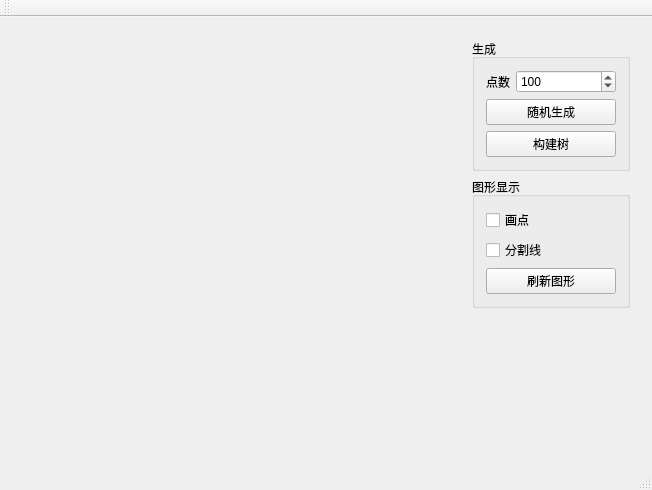
First picture: the form in MainWindow.ui, repository ooklasd/Qt-Quadtree, before the edit.
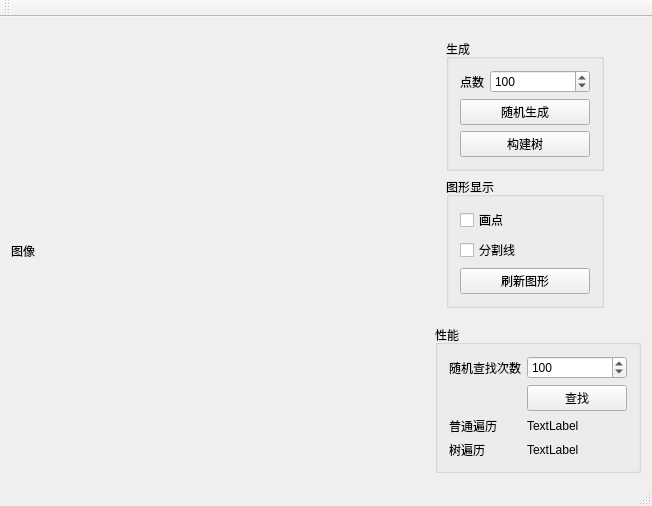
Second picture: the form after the edit.

```diff
--- a/MainWindow.ui
+++ b/MainWindow.ui
@@ -109,10 +109,14 @@
       </layout>
      </widget>
     </item>
-    <item row="0" column="0">
-     <widget class="QWidget" name="widget_2" native="true"/>
+    <item row="0" column="0" rowspan="3">
+     <widget class="QLabel" name="labPaint">
+      <property name="text">
+       <string>图像</string>
+      </property>
+     </widget>
     </item>
-    <item row="1" column="1">
+    <item row="2" column="1">
      <spacer name="verticalSpacer">
       <property name="orientation">
        <enum>Qt::Vertical</enum>
@@ -125,6 +129,79 @@
       </property>
      </spacer>
     </item>
+    <item row="1" column="1">
+     <widget class="QGroupBox" name="groupBox_3">
+      <property name="title">
+       <string>性能</string>
+      </property>
+      <layout class="QGridLayout" name="gridLayout_5">
+       <item row="2" column="1">
+        <widget class="QLabel" name="labForeachTime">
+         <property name="text">
+          <string>TextLabel</string>
+         </property>
+        </widget>
+       </item>
+       <item row="2" column="0">
+        <widget class="QLabel" name="label_6">
+         <property name="text">
+          <string>普通遍历</string>
+         </property>
+        </widget>
+       </item>
+       <item row="3" column="1">
+        <widget class="QLabel" name="labTreeTime">
+         <property name="text">
+          <string>TextLabel</string>
+         </property>
+        </widget>
+       </item>
+       <item row="0" column="0">
+        <widget class="QLabel" name="label_2">
+         <property name="text">
+          <string>随机查找次数</string>
+         </property>
+        </widget>
+       </item>
+       <item row="0" column="1">
+        <widget class="QSpinBox" name="edtSearchTimes">
+         <property name="minimumSize">
+          <size>
+           <width>100</width>
+           <height>0</height>
+          </size>
+         </property>
+         <property name="minimum">
+          <number>1</number>
+         </property>
+         <property name="maximum">
+          <number>999999999</number>
+         </property>
+         <property name="singleStep">
+          <number>100</number>
+         </property>
+         <property name="value">
+          <number>100</number>
+         </property>
+        </widget>
+       </item>
+       <item row="3" column="0">
+        <widget class="QLabel" name="label_3">
+         <property name="text">
+          <string>树遍历</string>
+         </property>
+        </widget>
+       </item>
+       <item row="1" column="1">
+        <widget class="QPushButton" name="btnSearch">
+         <property name="text">
+          <string>查找</string>
+         </property>
+        </widget>
+       </item>
+      </layout>
+     </widget>
+    </item>
    </layout>
   </widget>
   <widget class="QMenuBar" name="menuBar">
```
